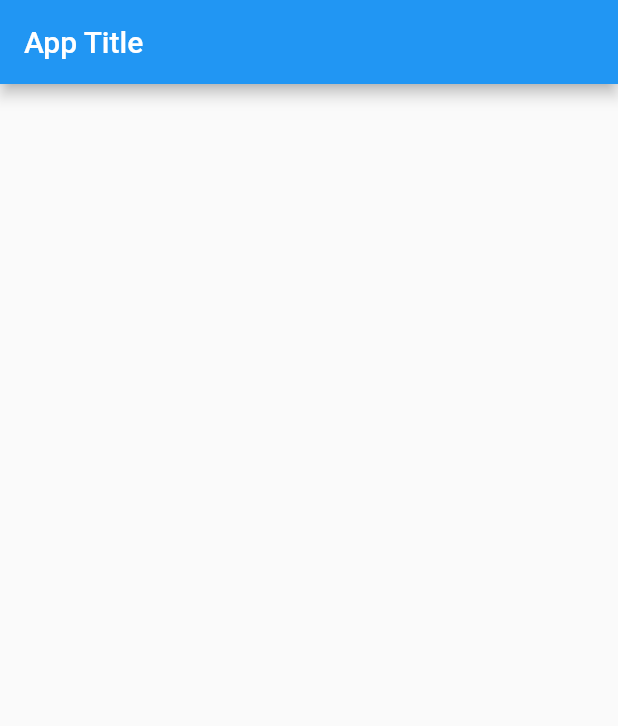
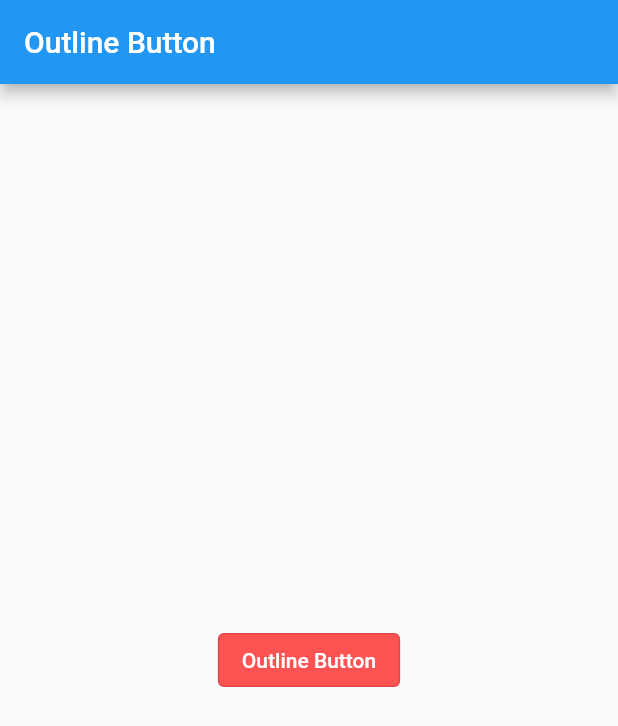
Before and after one commit to authuright/complete-flutter-app, a Flutter app: the screen it shows after launch, on a phone screen of 412 x 824 dp. Shown: the top 726 px of the screen. Run offline on Flutter 3.47's test engine with Material 2 defaults, Android fonts, the phone set to English and light mode, and no system bars.

Commit message:
outlineButton practise

```diff
--- a/lib/main.dart
+++ b/lib/main.dart
@@ -1,4 +1,3 @@
-
 import 'package:flutter/material.dart';
 
 void main() {
@@ -29,9 +28,22 @@ class _MyHomePageState extends State<MyHomePage> {
   Widget build(BuildContext context) {
     return Scaffold(
       appBar: AppBar(
-        title: const Text("App Title"),
+        title: const Text("Outline Button"),
       ),
-      body: const Center(
+      body: Center(
+        child: OutlinedButton(
+
+          onPressed: () {},
+          child: Text(
+            "Outline Button",
+            style: TextStyle(
+              color: Colors.white,
+            ),
+          ),
+          style: OutlinedButton.styleFrom(
+            backgroundColor: Colors.redAccent,
+          ),
+        ),
       ),
     );
   }
```
